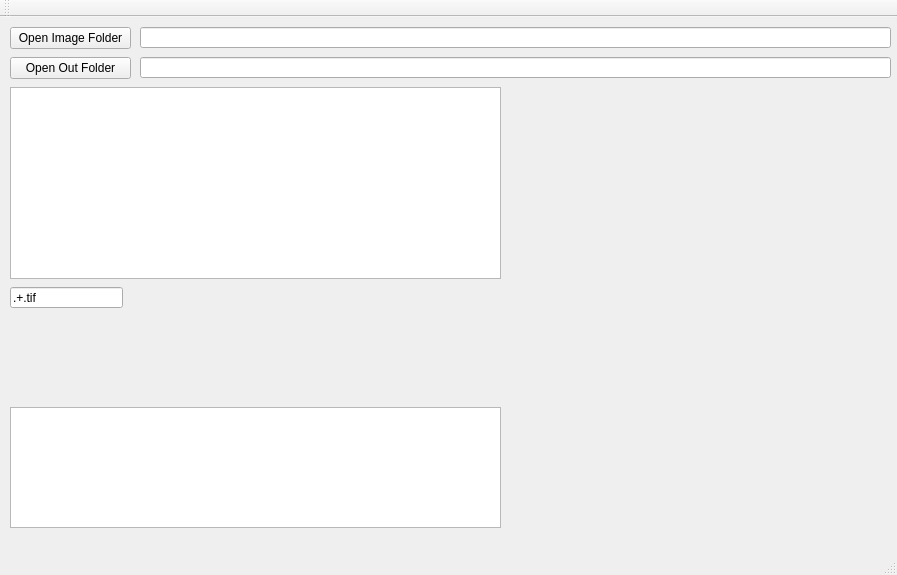
Above: mainwindow.ui from marcinkociolek/ImageCalculator before the change. Below: the same form after it.
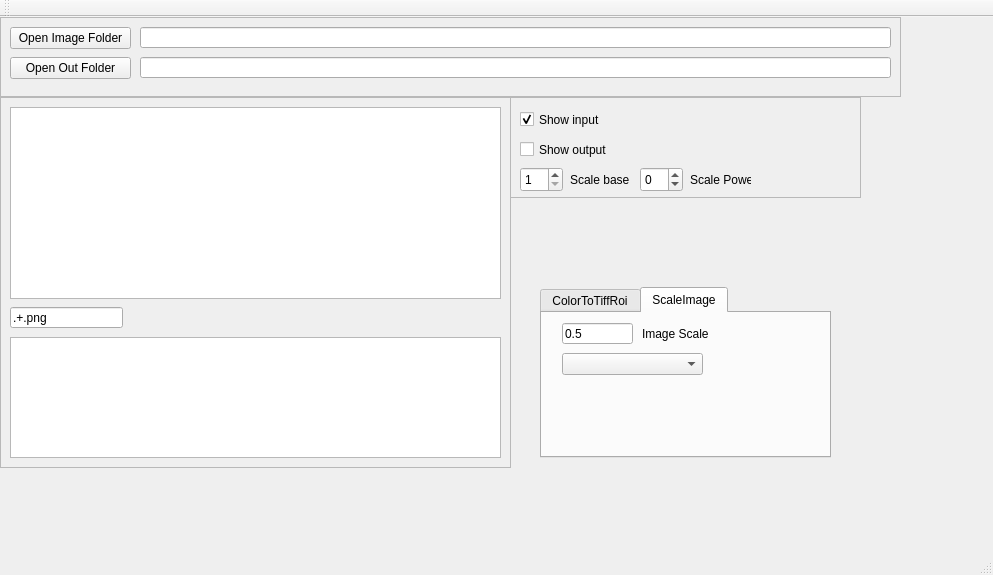
That is the form after the change.

Commit message: ROI from Color and scaling added

Patch:
```diff
--- a/mainwindow.ui
+++ b/mainwindow.ui
@@ -6,7 +6,7 @@
    <rect>
     <x>0</x>
     <y>0</y>
-    <width>897</width>
+    <width>993</width>
     <height>575</height>
    </rect>
   </property>
@@ -14,84 +14,278 @@
    <string>MainWindow</string>
   </property>
   <widget class="QWidget" name="centralWidget">
-   <widget class="QTextEdit" name="textEditOut">
+   <widget class="QFrame" name="frame">
     <property name="geometry">
      <rect>
-      <x>10</x>
-      <y>390</y>
-      <width>491</width>
-      <height>121</height>
+      <x>0</x>
+      <y>0</y>
+      <width>901</width>
+      <height>80</height>
      </rect>
     </property>
+    <property name="frameShape">
+     <enum>QFrame::StyledPanel</enum>
+    </property>
+    <property name="frameShadow">
+     <enum>QFrame::Raised</enum>
+    </property>
+    <widget class="QLineEdit" name="lineEditOutFolder">
+     <property name="geometry">
+      <rect>
+       <x>140</x>
+       <y>40</y>
+       <width>751</width>
+       <height>21</height>
+      </rect>
+     </property>
+    </widget>
+    <widget class="QLineEdit" name="lineEditImageFolder">
+     <property name="geometry">
+      <rect>
+       <x>140</x>
+       <y>10</y>
+       <width>751</width>
+       <height>21</height>
+      </rect>
+     </property>
+    </widget>
+    <widget class="QPushButton" name="pushButtonOpenImageFolder">
+     <property name="geometry">
+      <rect>
+       <x>10</x>
+       <y>10</y>
+       <width>121</width>
+       <height>22</height>
+      </rect>
+     </property>
+     <property name="text">
+      <string>Open Image Folder</string>
+     </property>
+    </widget>
+    <widget class="QPushButton" name="pushButtonOpenOutFolder">
+     <property name="geometry">
+      <rect>
+       <x>10</x>
+       <y>40</y>
+       <width>121</width>
+       <height>22</height>
+      </rect>
+     </property>
+     <property name="text">
+      <string>Open Out Folder</string>
+     </property>
+    </widget>
    </widget>
-   <widget class="QLineEdit" name="lineEditImageFolder">
+   <widget class="QFrame" name="frame_2">
     <property name="geometry">
      <rect>
-      <x>140</x>
-      <y>10</y>
-      <width>751</width>
-      <height>21</height>
+      <x>0</x>
+      <y>80</y>
+      <width>511</width>
+      <height>371</height>
      </rect>
     </property>
+    <property name="frameShape">
+     <enum>QFrame::StyledPanel</enum>
+    </property>
+    <property name="frameShadow">
+     <enum>QFrame::Raised</enum>
+    </property>
+    <widget class="QLineEdit" name="lineEditRegexImageFile">
+     <property name="geometry">
+      <rect>
+       <x>10</x>
+       <y>210</y>
+       <width>113</width>
+       <height>21</height>
+      </rect>
+     </property>
+     <property name="text">
+      <string>.+.png</string>
+     </property>
+    </widget>
+    <widget class="QListWidget" name="listWidgetImageFiles">
+     <property name="geometry">
+      <rect>
+       <x>10</x>
+       <y>10</y>
+       <width>491</width>
+       <height>192</height>
+      </rect>
+     </property>
+    </widget>
+    <widget class="QTextEdit" name="textEditOut">
+     <property name="geometry">
+      <rect>
+       <x>10</x>
+       <y>240</y>
+       <width>491</width>
+       <height>121</height>
+      </rect>
+     </property>
+    </widget>
    </widget>
-   <widget class="QListWidget" name="listWidgetImageFiles">
+   <widget class="QFrame" name="frameMode">
     <property name="geometry">
      <rect>
-      <x>10</x>
-      <y>70</y>
-      <width>491</width>
-      <height>192</height>
+      <x>510</x>
+      <y>80</y>
+      <width>351</width>
+      <height>101</height>
      </rect>
     </property>
+    <property name="frameShape">
+     <enum>QFrame::StyledPanel</enum>
+    </property>
+    <property name="frameShadow">
+     <enum>QFrame::Raised</enum>
+    </property>
+    <widget class="QCheckBox" name="checkBoxShowInput">
+     <property name="geometry">
+      <rect>
+       <x>10</x>
+       <y>10</y>
+       <width>91</width>
+       <height>25</height>
+      </rect>
+     </property>
+     <property name="text">
+      <string>Show input</string>
+     </property>
+     <property name="checked">
+      <bool>true</bool>
+     </property>
+    </widget>
+    <widget class="QCheckBox" name="checkBoxShowOutput">
+     <property name="geometry">
+      <rect>
+       <x>10</x>
+       <y>40</y>
+       <width>91</width>
+       <height>25</height>
+      </rect>
+     </property>
+     <property name="text">
+      <string>Show output</string>
+     </property>
+    </widget>
+    <widget class="QSpinBox" name="spinBoxScaleBase">
+     <property name="geometry">
+      <rect>
+       <x>10</x>
+       <y>70</y>
+       <width>43</width>
+       <height>25</height>
+      </rect>
+     </property>
+     <property name="minimum">
+      <number>1</number>
+     </property>
+     <property name="maximum">
+      <number>8</number>
+     </property>
+    </widget>
+    <widget class="QLabel" name="labelScaleBase">
+     <property name="geometry">
+      <rect>
+       <x>60</x>
+       <y>70</y>
+       <width>61</width>
+       <height>25</height>
+      </rect>
+     </property>
+     <property name="text">
+      <string>Scale base</string>
+     </property>
+    </widget>
+    <widget class="QSpinBox" name="spinBoxScalePower">
+     <property name="geometry">
+      <rect>
+       <x>130</x>
+       <y>70</y>
+       <width>43</width>
+       <height>25</height>
+      </rect>
+     </property>
+     <property name="minimum">
+      <number>-1</number>
+     </property>
+     <property name="maximum">
+      <number>2</number>
+     </property>
+    </widget>
+    <widget class="QLabel" name="labelScalePower">
+     <property name="geometry">
+      <rect>
+       <x>180</x>
+       <y>70</y>
+       <width>61</width>
+       <height>25</height>
+      </rect>
+     </property>
+     <property name="text">
+      <string>Scale Power</string>
+     </property>
+    </widget>
    </widget>
-   <widget class="QLineEdit" name="lineEditRegexImageFile">
+   <widget class="QTabWidget" name="tabWidgetMode">
     <property name="geometry">
      <rect>
-      <x>10</x>
+      <x>540</x>
       <y>270</y>
-      <width>113</width>
-      <height>21</height>
+      <width>291</width>
+      <height>171</height>
      </rect>
     </property>
-    <property name="text">
-     <string>.+.tif</string>
+    <property name="currentIndex">
+     <number>1</number>
     </property>
-   </widget>
-   <widget class="QPushButton" name="pushButtonOpenImageFolder">
-    <property name="geometry">
-     <rect>
-      <x>10</x>
-      <y>10</y>
-      <width>121</width>
-      <height>22</height>
-     </rect>
-    </property>
-    <property name="text">
-     <string>Open Image Folder</string>
-    </property>
-   </widget>
-   <widget class="QPushButton" name="pushButtonOpenOutFolder">
-    <property name="geometry">
-     <rect>
-      <x>10</x>
-      <y>40</y>
-      <width>121</width>
-      <height>22</height>
-     </rect>
-    </property>
-    <property name="text">
-     <string>Open Out Folder</string>
-    </property>
-   </widget>
-   <widget class="QLineEdit" name="lineEditOutFolder">
-    <property name="geometry">
-     <rect>
-      <x>140</x>
-      <y>40</y>
-      <width>751</width>
-      <height>21</height>
-     </rect>
-    </property>
+    <widget class="QWidget" name="tab">
+     <attribute name="title">
+      <string>ColorToTiffRoi</string>
+     </attribute>
+    </widget>
+    <widget class="QWidget" name="tab_2">
+     <attribute name="title">
+      <string>ScaleImage</string>
+     </attribute>
+     <widget class="QLabel" name="labelImageScale">
+      <property name="geometry">
+       <rect>
+        <x>100</x>
+        <y>10</y>
+        <width>71</width>
+        <height>22</height>
+       </rect>
+      </property>
+      <property name="text">
+       <string>Image Scale</string>
+      </property>
+     </widget>
+     <widget class="QComboBox" name="comboBoxImageInterpolationMethod">
+      <property name="geometry">
+       <rect>
+        <x>20</x>
+        <y>40</y>
+        <width>141</width>
+        <height>22</height>
+       </rect>
+      </property>
+     </widget>
+     <widget class="QLineEdit" name="lineEditImageScale">
+      <property name="geometry">
+       <rect>
+        <x>20</x>
+        <y>10</y>
+        <width>71</width>
+        <height>21</height>
+       </rect>
+      </property>
+      <property name="text">
+       <string>0.5</string>
+      </property>
+     </widget>
+    </widget>
    </widget>
   </widget>
   <widget class="QMenuBar" name="menuBar">
```
Left out of the diff: 2 changed lines with no effect on the pictures. The commit also changes 2 other files.
